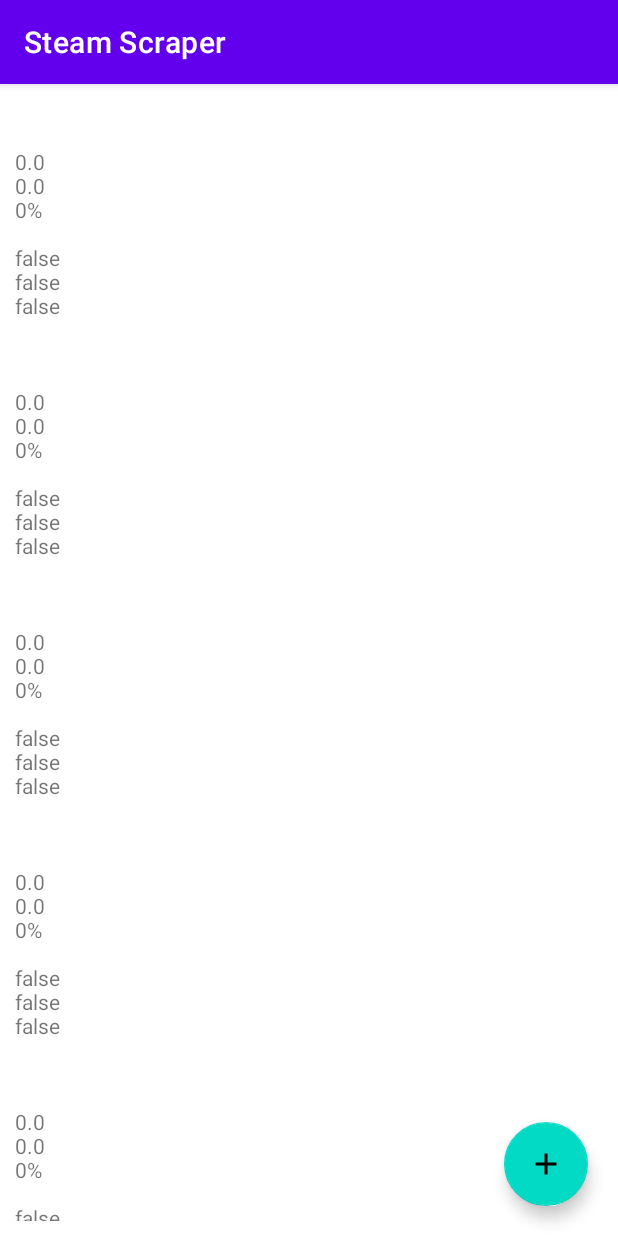
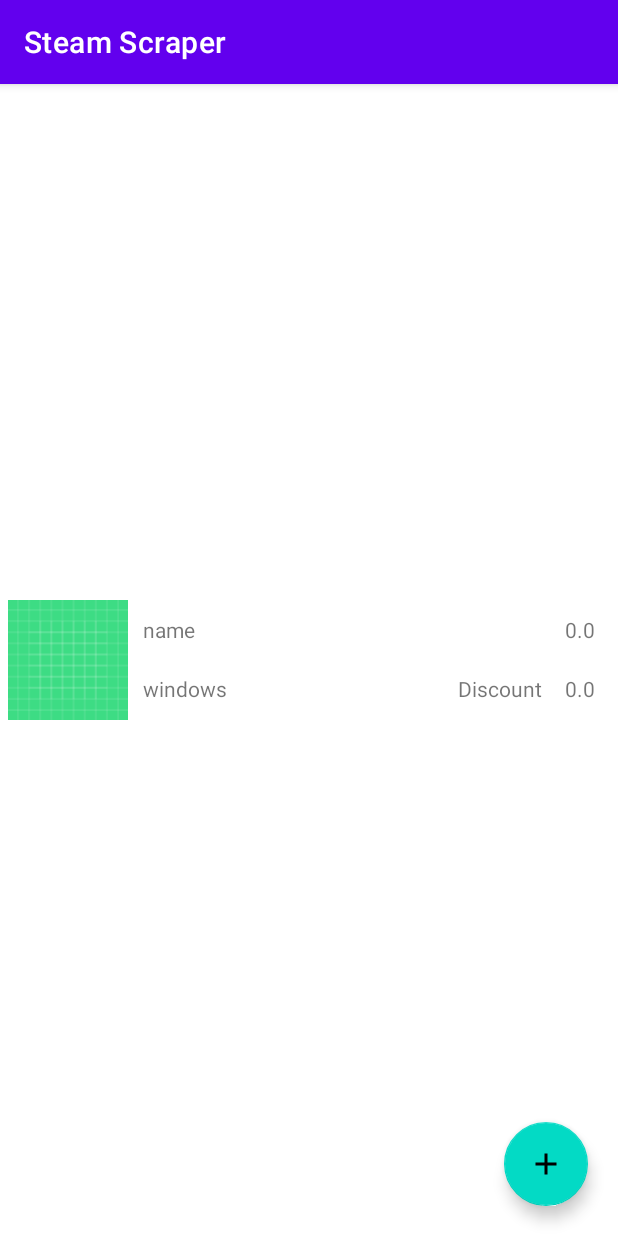
Before and after one commit to Ander-RL/Steam-Scraper-Android, an Android app: the screen it shows after launch (MainActivity), on a phone screen of 412 x 824 dp. Run offline under Robolectric (Android 15) with nearby library versions, the phone set to English and light mode, and no system bars; our stand-ins replace Room's generated code.

Commit message:
DataBase, Repository and ViewModel

```diff
--- a/app/build.gradle
+++ b/app/build.gradle
@@ -66,6 +66,12 @@ dependencies {
     // Koltlin Coroutines
     implementation 'org.jetbrains.kotlinx:kotlinx-coroutines-core:1.4.3'
 
+    // Room
+    implementation "androidx.room:room-runtime:$roomVersion"
+    kapt "androidx.room:room-compiler:$roomVersion"
+    // Kotlin Extensions and Coroutines support for Room
+    implementation "androidx.room:room-ktx:$roomVersion"
+
     // Default dependencies
     implementation "org.jetbrains.kotlin:kotlin-stdlib:$kotlin_version"
     implementation 'androidx.core:core-ktx:1.2.0'
--- a/app/src/main/AndroidManifest.xml
+++ b/app/src/main/AndroidManifest.xml
@@ -5,6 +5,7 @@
     <uses-permission android:name="android.permission.INTERNET"/>
 
     <application
+        android:name=".GameScraperApplication"
         android:allowBackup="true"
         android:icon="@mipmap/ic_launcher"
         android:label="@string/app_name"
--- a/app/src/main/java/com/arl/steamscraper/Game.kt
+++ /dev/null
@@ -1,6 +0,0 @@
-package com.arl.steamscraper
-
-import android.graphics.drawable.Drawable
-
-data class Game(val gameId: Int,val imageResource: Drawable, val gameName: String, val gamePlatform: String,
-                val priceOriginal: String, val priceDiscount: String, val gameUrl: String)
--- /dev/null
+++ b/app/src/main/java/com/arl/steamscraper/GameScraperApplication.kt
@@ -0,0 +1,18 @@
+package com.arl.steamscraper
+
+import android.app.Application
+import com.arl.steamscraper.data.GameDataBase
+
+/**
+ * We want to only have one instance of the database and of the repository in our application.
+ * An easy way to achieve this is by creating them as members of the Application class.
+ * Like this, whenever they're needed, they will just be retrieved from the Application,
+ * rather than constructed every time.
+ * */
+
+class GameScraperApplication : Application() {
+    // Using by lazy so the database and the repository are only created when they're needed
+    // rather than when the application starts
+    val database by lazy { GameDataBase.getInstance(this) }
+    val repository by lazy { GameRepository(database.gameDao) }
+}
--- a/app/src/main/java/com/arl/steamscraper/MainActivity.kt
+++ b/app/src/main/java/com/arl/steamscraper/MainActivity.kt
@@ -9,7 +9,13 @@ import android.widget.EditText
 import android.widget.LinearLayout
 import android.widget.TextView
 import android.widget.Toast
+import androidx.activity.viewModels
 import androidx.appcompat.app.AlertDialog
+import androidx.recyclerview.widget.LinearLayoutManager
+import androidx.recyclerview.widget.RecyclerView
+import com.arl.steamscraper.data.GameDataBase
+import com.arl.steamscraper.data.entity.Game
+import com.arl.steamscraper.rds.JsonSteamParser
 import com.google.android.material.floatingactionbutton.FloatingActionButton
 import kotlinx.coroutines.*
 import java.net.URL
@@ -24,15 +30,23 @@ var imageUrl: String = ""
 var isWindows: Boolean = false
 var isMac: Boolean = false
 var isLinux: Boolean = false
+// TODO implementar RecyclerView
+var borrarList: List<Game> = listOf(Game(1, "name", 0.0, 0.0, 0, "image", "windows", "mac", "linux", "url"))
 
 class MainActivity : AppCompatActivity() {
 
     override fun onCreate(savedInstanceState: Bundle?) {
         super.onCreate(savedInstanceState)
-        setContentView(R.layout.activity_main_prueba)
+        setContentView(R.layout.activity_main)
+        //setContentView(R.layout.activity_main_prueba)
 
-        val tvPrueba: TextView = findViewById(R.id.tv_prueba)
+        //val tvPrueba: TextView = findViewById(R.id.tv_prueba)
         val fab: FloatingActionButton = findViewById(R.id.btn_fab)
+
+        val recyclerView = findViewById<RecyclerView>(R.id.recyclerview)
+        val adapter = RVAdapter(borrarList) // TODO hacer
+        recyclerView.adapter = adapter
+        recyclerView.layoutManager = LinearLayoutManager(this)
 
         fab.setOnClickListener { btn: View ->
             // 1. Instantiate an >AlertDialog.Builder with its constructor
@@ -69,41 +83,17 @@ class MainActivity : AppCompatActivity() {
         val url4: String = "https://store.steampowered.com/api/appdetails/?appids=1128920"
         val url5: String = "https://store.steampowered.com/api/appdetails/?appids=578650"
         val url6: String = "https://store.steampowered.com/api/appdetails/?appids=552500"
-        Log.d("onCreate", "Current thread = " + Thread.currentThread().name)
 
         val list: List<String> = listOf(url1, url2, url3, url4, url5, url6)
 
-        MainScope().launch {
-            for (url: String in list) {
-                parseUrl(url)
-
-                tvPrueba.append("$appid \n")
-                tvPrueba.append("$name \n")
-                tvPrueba.append("$initialPrice \n")
-                tvPrueba.append("$finalPrice \n")
-                tvPrueba.append("$discount% \n")
-                tvPrueba.append("$imageUrl \n")
-                tvPrueba.append("$isWindows \n")
-                tvPrueba.append("$isMac \n")
-                tvPrueba.append("$isLinux \n\n")
-            }
+        for (url: String in list) {
+            //parseUrl(url, tvPrueba)
         }
     }
 
-    private fun parseUrl(url: String) {
+    private fun parseUrl(url: String, tvPrueba: TextView) {
         MainScope().launch {
             val parser = getSteamParser(url)
-            Log.d("onCreate", parser.getAppId())
-            Log.d("onCreate", parser.getName())
-            Log.d("onCreate", parser.getInitialPrice().toString())
-            Log.d("onCreate", parser.getFinalPrice().toString())
-            Log.d("onCreate", parser.getDiscount().toString())
-            Log.d("onCreate", parser.getImageUrl())
-            Log.d("onCreate", parser.isWindows().toString())
-            Log.d("onCreate", parser.isMac().toString())
-            Log.d("onCreate", parser.isLinux().toString())
-            Log.d("onCreate", "Current thread = " + Thread.currentThread().name)
-            Log.d("onCreate", "\n" + "------------------------------------------" + "\n")
 
             appid = parser.getAppId()
             name = parser.getName()
@@ -114,6 +104,27 @@ class MainActivity : AppCompatActivity() {
             isWindows = parser.isWindows()
             isMac = parser.isMac()
             isLinux = parser.isLinux()
+
+            /*tvPrueba.append("$appid \n")
+            tvPrueba.append("$name \n")
+            tvPrueba.append("$initialPrice \n")
+            tvPrueba.append("$finalPrice \n")
+            tvPrueba.append("$discount% \n")
+            tvPrueba.append("$imageUrl \n")
+            tvPrueba.append("$isWindows \n")
+            tvPrueba.append("$isMac \n")
+            tvPrueba.append("$isLinux \n\n")*/
+
+            Log.d("onCreate", "$appid \n")
+            Log.d("onCreate", "$name \n")
+            Log.d("onCreate", "$initialPrice \n")
+            Log.d("onCreate", "$finalPrice \n")
+            Log.d("onCreate", "$discount \n")
+            Log.d("onCreate", "$imageUrl \n")
+            Log.d("onCreate", "$isWindows \n")
+            Log.d("onCreate", "$isMac \n")
+            Log.d("onCreate", "$isLinux \n")
+            Log.d("onCreate", "\n" + "------------------------------------------" + "\n")
         }
     }
 
@@ -124,6 +135,7 @@ class MainActivity : AppCompatActivity() {
 
     private suspend fun getNetworkRequest(url: String): String {
         return withContext(Dispatchers.IO) {
+            Log.d("onCreate", "Current thread = " + Thread.currentThread().name)
             URL(url).readText()
         }
     }
--- a/app/src/main/java/com/arl/steamscraper/RVAdapter.kt
+++ b/app/src/main/java/com/arl/steamscraper/RVAdapter.kt
@@ -6,6 +6,7 @@ import android.view.ViewGroup
 import android.widget.ImageView
 import android.widget.TextView
 import androidx.recyclerview.widget.RecyclerView
+import com.arl.steamscraper.data.entity.Game
 
 class RVAdapter(private val dataSet: List<Game>) : RecyclerView.Adapter<RVAdapter.ViewHolder>() {
     // Nested class
@@ -41,11 +42,11 @@ class RVAdapter(private val dataSet: List<Game>) : RecyclerView.Adapter<RVAdapte
         // contents of the view with that element
         val currentItem = dataSet[position]
         // TODO Check Game drawable parameter
-        viewHolder.ivGameImage.setImageDrawable(currentItem.imageResource)
-        viewHolder.tvGameName.text = currentItem.gameName
-        viewHolder.tvGamePlatform.text = currentItem.gamePlatform
-        viewHolder.tvPriceOriginal.text = currentItem.priceOriginal
-        viewHolder.tvPriceDiscount.text = currentItem.priceDiscount
+        //viewHolder.ivGameImage.setImageDrawable(currentItem.imageUrl)
+        viewHolder.tvGameName.text = currentItem.name
+        viewHolder.tvGamePlatform.text = currentItem.isWindows
+        viewHolder.tvPriceOriginal.text = currentItem.initialPrice.toString()
+        viewHolder.tvPriceDiscount.text = currentItem.finalPrice.toString()
     }
 
     // Return the size of your dataset (invoked by the layout manager)
--- /dev/null
+++ b/app/src/main/java/com/arl/steamscraper/data/entity/Game.kt
@@ -0,0 +1,19 @@
+package com.arl.steamscraper.data.entity
+
+import androidx.room.Entity
+import androidx.room.PrimaryKey
+
+@Entity(tableName = "game_table")
+data class Game(
+    @PrimaryKey(autoGenerate = false)
+    val appId: Int,
+    val name: String,
+    val initialPrice: Double,
+    val finalPrice: Double,
+    val discount: Int,
+    val imageUrl: String,
+    val isWindows: String,
+    val isMac: String,
+    val isLinux: String,
+    val gameUrl: String
+)
--- a/app/src/main/java/com/arl/steamscraper/JsonSteamParser.kt
+++ b/app/src/main/java/com/arl/steamscraper/rds/JsonSteamParser.kt
@@ -1,7 +1,6 @@
-package com.arl.steamscraper
+package com.arl.steamscraper.rds
 
 import android.util.Log
-import java.net.URL
 
 
 class JsonSteamParser(val url: String, val api: String) {
--- a/app/src/main/res/layout/activity_main.xml
+++ b/app/src/main/res/layout/activity_main.xml
@@ -1,6 +1,6 @@
 <?xml version="1.0" encoding="utf-8"?>
-<androidx.appcompat.widget.LinearLayoutCompat
-    xmlns:android="http://schemas.android.com/apk/res/android"
+<androidx.constraintlayout.widget.ConstraintLayout xmlns:android="http://schemas.android.com/apk/res/android"
+    xmlns:app="http://schemas.android.com/apk/res-auto"
     xmlns:tools="http://schemas.android.com/tools"
     android:layout_width="match_parent"
     android:layout_height="match_parent"
@@ -8,8 +8,24 @@
 
     <androidx.recyclerview.widget.RecyclerView
         android:id="@+id/recyclerview"
+        style="@style/CardView"
         android:layout_width="match_parent"
         android:layout_height="wrap_content"
-        tools:listitem="@layout/recyclerview_layout"/>
+        app:layout_constraintBottom_toBottomOf="parent"
+        app:layout_constraintEnd_toEndOf="parent"
+        app:layout_constraintStart_toStartOf="parent"
+        app:layout_constraintTop_toTopOf="parent"
+        tools:listitem="@layout/recyclerview_layout" />
 
-</androidx.appcompat.widget.LinearLayoutCompat>
+    <com.google.android.material.floatingactionbutton.FloatingActionButton
+        android:id="@+id/btn_fab"
+        android:layout_width="wrap_content"
+        android:layout_height="wrap_content"
+        android:layout_margin="20dp"
+        android:layout_marginEnd="16dp"
+        android:layout_marginBottom="16dp"
+        android:src="@drawable/ic_add"
+        app:layout_constraintBottom_toBottomOf="parent"
+        app:layout_constraintEnd_toEndOf="parent" />
+
+</androidx.constraintlayout.widget.ConstraintLayout>
--- a/app/src/main/res/layout/recyclerview_layout.xml
+++ b/app/src/main/res/layout/recyclerview_layout.xml
@@ -25,7 +25,7 @@
         android:layout_below="@+id/tv_game_name"
         android:layout_margin="10dp"
         android:layout_toEndOf="@+id/iv_game_mini_image"
-        android:text="Game Name" />
+        android:text="Game Platform" />
 
     <TextView
         android:id="@+id/tv_price_original"
@@ -44,4 +44,18 @@
         android:layout_margin="10dp"
         android:text="Price discount" />
 
+    <TextView
+        android:id="@+id/tv_discount"
+        android:layout_width="wrap_content"
+        android:layout_height="wrap_content"
+        android:layout_alignParentTop="true"
+        android:layout_centerVertical="true"
+        android:layout_marginStart="10dp"
+        android:layout_marginTop="32dp"
+        android:layout_marginEnd="5dp"
+        android:layout_marginBottom="10dp"
+        android:layout_toStartOf="@+id/tv_price_discount"
+        android:layout_alignBaseline="@id/tv_price_discount"
+        android:text="Discount" />
+
 </RelativeLayout>
--- a/build.gradle
+++ b/build.gradle
@@ -10,7 +10,7 @@ buildscript {
         def navigationVersion = "2.3.3"
         def hiltAndroidXVersion = "2.33-beta"
 
-        classpath "com.android.tools.build:gradle:4.1.2"
+        classpath 'com.android.tools.build:gradle:4.1.3'
         classpath "org.jetbrains.kotlin:kotlin-gradle-plugin:$kotlin_version"
 
         classpath "androidx.navigation:navigation-safe-args-gradle-plugin:$navigationVersion"
@@ -51,5 +51,6 @@ ext {
     navigationVersion = '2.3.3'
     pagingVersion = '3.0.0-alpha05'
     retrofitVersion = '2.9.0'
+    roomVersion = '2.2.6'
     testExtJunitVersion = '1.1.1'
 }
```
Also changed, not shown: app/src/main/java/com/arl/steamscraper/GameRepository.kt (added, +42 -0 lines), app/src/main/java/com/arl/steamscraper/GameViewModel.kt (added, +28 -0 lines), app/src/main/java/com/arl/steamscraper/data/GameDataBase.kt (added, +40 -0 lines), app/src/main/java/com/arl/steamscraper/data/dao/GameDao.kt (added, +23 -0 lines).
